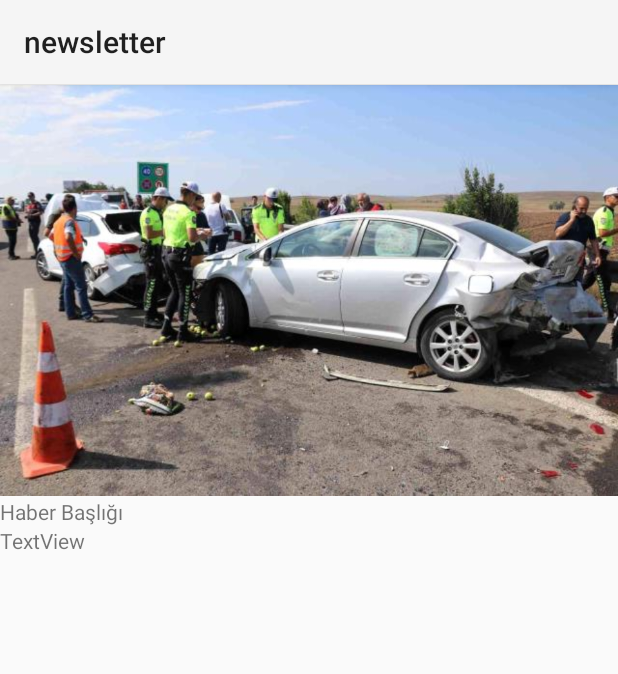
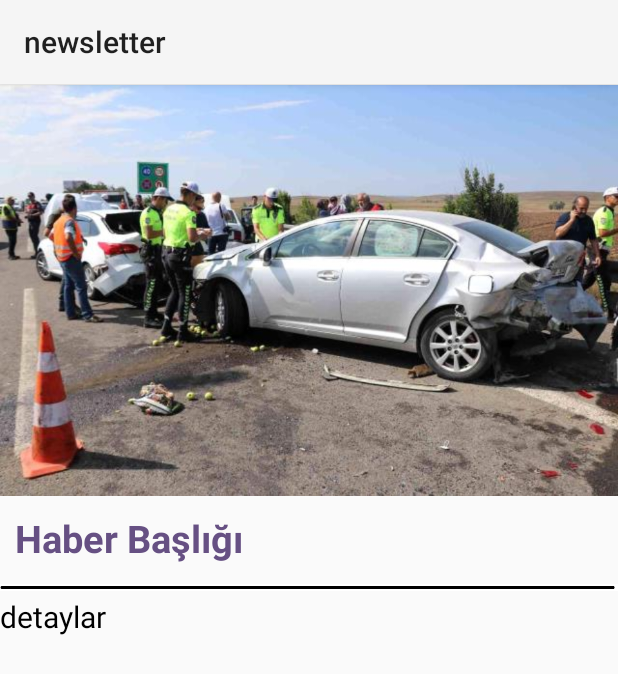
Before and after one commit to MelikeArikan/magazine_News_project, an Android app: the detayliHaberler screen opened directly, with no data from a screen before it, on a phone screen of 412 x 824 dp. Shown: the top 674 px of the screen. Run offline under Robolectric (Android 15) with nearby library versions, the phone set to English and light mode, and no system bars.

Commit message:
haber detaylari sayfası oluşturuldu.

```diff
--- a/app/src/main/res/layout/activity_detayli_haberler.xml
+++ b/app/src/main/res/layout/activity_detayli_haberler.xml
@@ -19,22 +19,34 @@
             android:orientation="vertical" >
 
             <ImageView
-                android:id="@+id/imageView5"
+                android:id="@+id/haberDetaylari_görseli"
                 android:layout_width="match_parent"
                 android:layout_height="275dp"
                 app:srcCompat="@drawable/img_8" />
 
             <TextView
-                android:id="@+id/textView2"
+                android:id="@+id/haberDetaylari_basligi"
                 android:layout_width="match_parent"
                 android:layout_height="wrap_content"
-                android:text="Haber Başlığı" />
+                android:padding="10dp"
+                android:text="Haber Başlığı"
+                android:textColor="@color/purple_700"
+                android:textSize="25sp"
+                android:textStyle="bold" />
+
+            <ImageView
+                android:id="@+id/imageView6"
+                android:layout_width="match_parent"
+                android:layout_height="wrap_content"
+                app:srcCompat="@drawable/img_7" />
 
             <TextView
-                android:id="@+id/textView3"
+                android:id="@+id/haberDetaylari_detaylar"
                 android:layout_width="match_parent"
                 android:layout_height="wrap_content"
-                android:text="TextView" />
+                android:text="detaylar"
+                android:textColor="@color/black"
+                android:textSize="20sp" />
         </LinearLayout>
     </ScrollView>
 </LinearLayout>
```
